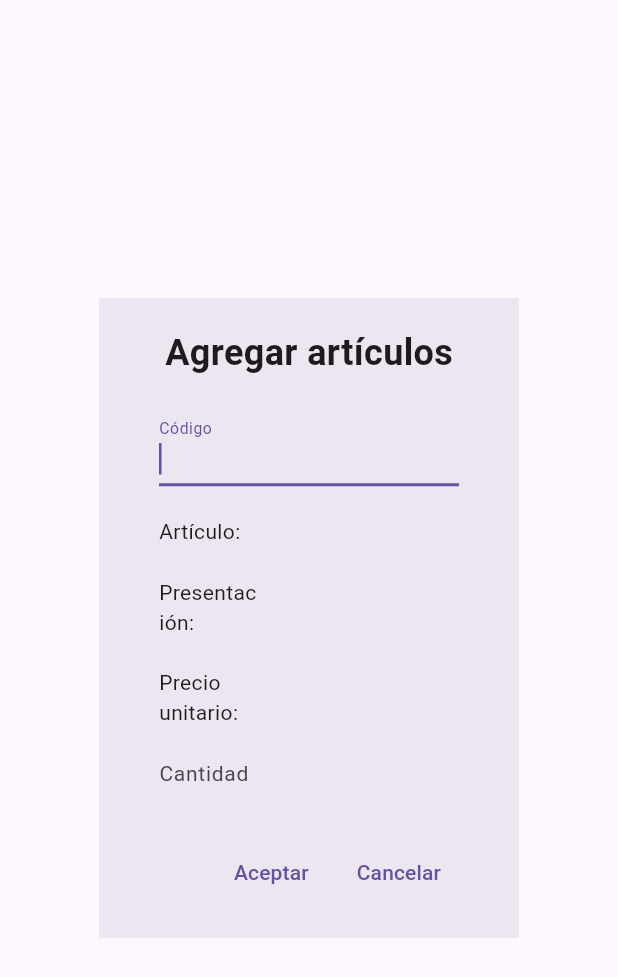
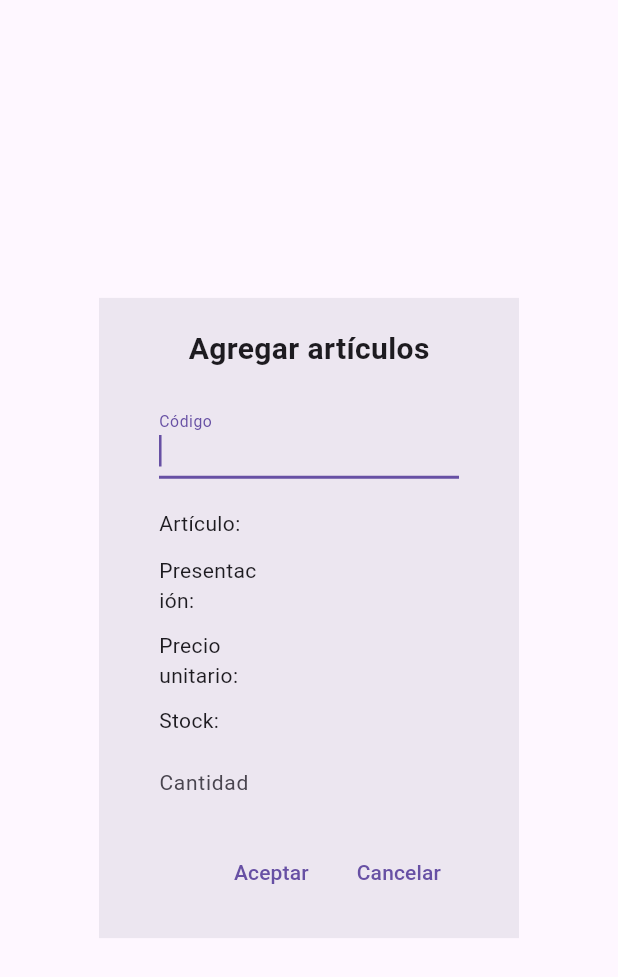
Before and after one commit to eduardo-novatek/novafarma-front, a Flutter app: the AddVoucherItemDialog widget shown alone on an empty page, opened directly with empty values, on a phone screen of 412 x 824 dp. Shown: the top 977 px of the screen. Run offline on Flutter 3.47's test engine with Material 3 defaults, Android fonts, the phone set to English and light mode, and no system bars; our stand-ins replace mask_text_input_formatter; missing offline and left inert: dart:html.

Commit message:
voucher: ajustes en head. Trabajando en body

```diff
--- a/lib/model/DTOs/medicine_dto.dart
+++ b/lib/model/DTOs/medicine_dto.dart
@@ -11,7 +11,7 @@ class MedicineDTO extends Deserializable<MedicineDTO> {
   DateTime? lastAddDate;
   double? lastCostPrice;
   double? lastSalePrice;
-  int? currentStock;
+  double? currentStock;
   bool? controlled;
 
   //final bool? isFirst;
--- a/lib/model/DTOs/voucher_item_dto.dart
+++ b/lib/model/DTOs/voucher_item_dto.dart
@@ -4,6 +4,7 @@ class VoucherItemDTO extends Deserializable<VoucherItemDTO> {
   int? voucherItemId;
   int? medicineId;
   String? medicineName;
+  double? currentStock;
   String? presentation;
   int? quantity;
   double? unitPrice;
@@ -15,7 +16,8 @@ class VoucherItemDTO extends Deserializable<VoucherItemDTO> {
     medicineName = null,
     presentation = null,
     quantity = null,
-    unitPrice = null
+    unitPrice = null,
+    currentStock = null
     //isFirst = null
   ;
 
@@ -26,6 +28,7 @@ class VoucherItemDTO extends Deserializable<VoucherItemDTO> {
     this.presentation,
     this.quantity,
     this.unitPrice,
+    this.currentStock,
     //this.isFirst,
   });
 
@@ -39,12 +42,14 @@ class VoucherItemDTO extends Deserializable<VoucherItemDTO> {
     );
   }
 
+  @override
   Map<String, dynamic> toJson() {
     return {
       'voucherItemId': voucherItemId,
       'medicineId': medicineId,
       'quantity': quantity,
       'unitPrice': unitPrice,
+      'currentStock': currentStock,
     };
   }
 }
--- a/lib/view/boxes/customer_box.dart
+++ b/lib/view/boxes/customer_box.dart
@@ -58,7 +58,9 @@ class CustomerBoxState extends State<CustomerBox> {
 
   @override
   Widget build(BuildContext context) {
-    return Column(
+    return Padding(
+      padding: const EdgeInsets.only(left: 16.0, bottom: 8.0, right: 16.0),
+      child: Column(
         crossAxisAlignment: CrossAxisAlignment.start,
         children: [
           _isLoading
@@ -70,11 +72,13 @@ class CustomerBoxState extends State<CustomerBox> {
                 )
               : const SizedBox.shrink(),
         ],
+      ),
     );
   }
 
   Widget _buildSearchBox() {
     return Column(
+      mainAxisAlignment: MainAxisAlignment.start,
       children: [
         CreateTextFormField(
           controller: _documentController,
--- a/lib/view/dialogs/add_voucher_item_dialog.dart
+++ b/lib/view/dialogs/add_voucher_item_dialog.dart
@@ -7,12 +7,17 @@ import 'package:novafarma_front/model/globals/tools/floating_message.dart';
 import 'package:novafarma_front/model/globals/tools/open_dialog.dart';
 
 import '../../model/DTOs/voucher_item_dto.dart';
+import '../../model/enums/movement_type_enum.dart';
 import '../../model/globals/tools/create_text_form_field.dart';
 
 class AddVoucherItemDialog extends StatefulWidget {
+  final MovementTypeEnum? movementType;
   final Function(VoucherItemDTO) onAdd;
 
-  const AddVoucherItemDialog({super.key, required this.onAdd});
+  const AddVoucherItemDialog({
+    super.key,
+    required this.movementType,
+    required this.onAdd});
 
   @override
   _AddVoucherItemDialogState createState() => _AddVoucherItemDialogState();
@@ -65,7 +70,7 @@ class _AddVoucherItemDialogState extends State<AddVoucherItemDialog> {
               children: [
                 const Text(
                   "Agregar artículos",
-                  style: TextStyle(fontSize: 24, fontWeight: FontWeight.bold),
+                  style: TextStyle(fontSize: 20, fontWeight: FontWeight.bold),
                 ),
                 const SizedBox(height: 20),
                 Flexible(
@@ -112,6 +117,7 @@ class _AddVoucherItemDialogState extends State<AddVoucherItemDialog> {
                                 presentation: _voucherItem.presentation,
                                 unitPrice: _voucherItem.unitPrice,
                                 quantity: _voucherItem.quantity,
+                                currentStock: _voucherItem.currentStock,
                               ),
                             );
                             _initialize(initializeCodeBar: true);
@@ -151,8 +157,8 @@ class _AddVoucherItemDialogState extends State<AddVoucherItemDialog> {
         ),
         const TableRow(
           children: [
-            SizedBox(height: 20),
-            SizedBox(height: 20),
+            SizedBox(height: 10),
+            SizedBox(height: 10),
           ],
         ),
         TableRow(
@@ -163,8 +169,8 @@ class _AddVoucherItemDialogState extends State<AddVoucherItemDialog> {
         ),
         const TableRow(
           children: [
-            SizedBox(height: 20),
-            SizedBox(height: 20),
+            SizedBox(height: 10),
+            SizedBox(height: 10),
           ],
         ),
         TableRow(
@@ -174,6 +180,20 @@ class _AddVoucherItemDialogState extends State<AddVoucherItemDialog> {
                 ? '\$${_voucherItem.unitPrice}'
                 : ''
             ),
+          ],
+        ),
+        const TableRow(
+          children: [
+            SizedBox(height: 10),
+            SizedBox(height: 10),
+          ],
+        ),
+        TableRow(
+          children: [
+            const Text('Stock:'),
+            Text(_voucherItem.currentStock != null
+                ? '${_voucherItem.currentStock}'
+                : ''),
           ],
         ),
       ],
@@ -197,6 +217,7 @@ class _AddVoucherItemDialogState extends State<AddVoucherItemDialog> {
 
       ).then((value) async {
         if (_medicine.medicineId != null) {
+          if (_isSupplier() || _medicine.currentStock! > 0) {
             setState(() {
               _voucherItem.medicineId = _medicine.medicineId;
               _voucherItem.medicineName = _medicine.name;
@@ -204,15 +225,22 @@ class _AddVoucherItemDialogState extends State<AddVoucherItemDialog> {
               '${_medicine.presentation!.name} '
                   '${_medicine.presentation!.quantity} '
                   '${_medicine.presentation!.unitName}';
-            _voucherItem.unitPrice = _medicine.lastSalePrice;
+              _voucherItem.unitPrice = unitPrice();
+              _voucherItem.currentStock = _medicine.currentStock;
               _voucherItem.quantity = 0;
             });
           } else {
-          /*await floatingMessage(
+            await OpenDialog(
               context: context,
-            text: 'Artículo no encontrado',
-            messageTypeEnum: MessageTypeEnum.warning
-        );*/
+              title: 'Sin stock',
+              content: '${_medicine.name} '
+                           '${_medicine.presentation!.name} '
+                           '${_medicine.presentation!.quantity} '
+                           '${_medicine.presentation!.unitName}',
+            ).view();
+            _barCodeFocusNode.requestFocus();
+          }
+        } else {
           _initialize(initializeCodeBar: false);
           await OpenDialog(
               context: context,
@@ -226,6 +254,20 @@ class _AddVoucherItemDialogState extends State<AddVoucherItemDialog> {
           _showMessageConnectionError(context: context, isBarCode: true)
       );
     });
+  }
+
+  double? unitPrice() {
+    if (widget.movementType == MovementTypeEnum.sale) {
+      return _medicine.lastSalePrice;
+    } else if (_isSupplier()) {
+      return _medicine.lastCostPrice;
+    }
+    return null;
+  }
+
+  bool _isSupplier() {
+    return widget.movementType == MovementTypeEnum.purchase ||
+      widget.movementType == MovementTypeEnum.returnToSupplier;
   }
 
   void _quantityListener() {
```
Also changed, not shown: lib/view/screens/voucher_screen.dart (+24 -10 lines). Lines whose indentation alone changed are shown as unchanged.
